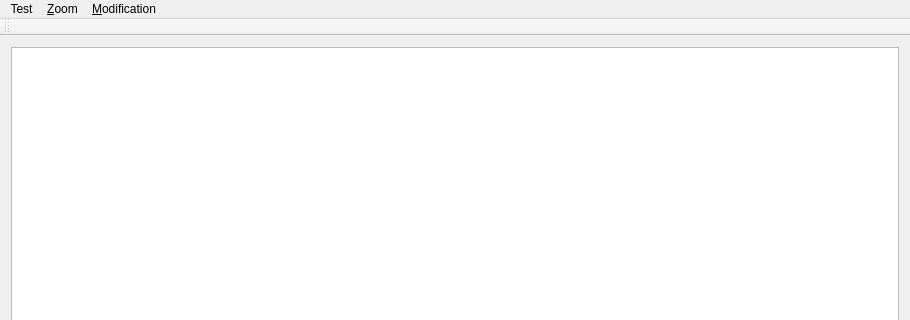
Old version of the form mainwindow.ui in the repository JuBan1/OpenTextEdit; both pictures show x 0 to 910 and y 0 to 320 of the 910 by 562 pixel window.
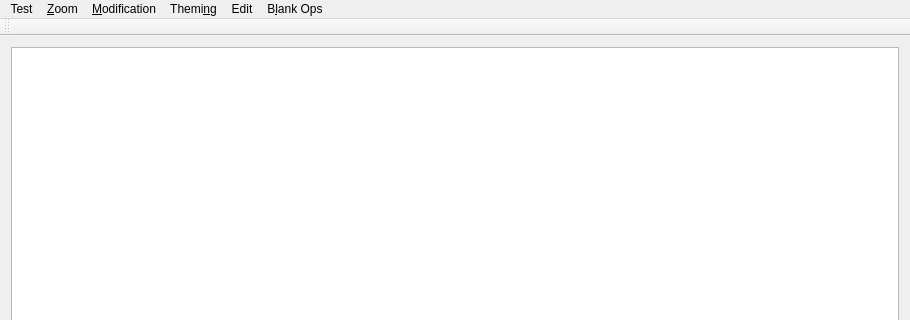
New version of the form. Custom widgets are drawn as their Qt base class.

Commit message: Added line/file operations.

```diff
--- a/mainwindow.ui
+++ b/mainwindow.ui
@@ -59,9 +59,36 @@
     </property>
     <addaction name="actionSet_Document_Unmodified"/>
    </widget>
+   <widget class="QMenu" name="menuTheming">
+    <property name="title">
+     <string>Themi&amp;ng</string>
+    </property>
+    <addaction name="actionSelect_Light_Theme"/>
+    <addaction name="actionSelect_Dark_Theme"/>
+    <addaction name="actionReload_Theme_Files"/>
+   </widget>
+   <widget class="QMenu" name="menuEdit">
+    <property name="title">
+     <string>Edit</string>
+    </property>
+    <addaction name="actionMove_Selection_Up"/>
+    <addaction name="actionMove_Selection_Down"/>
+    <addaction name="actionDelete_Selected_Blocks"/>
+    <addaction name="actionDuplicate_Selected_Blocks"/>
+   </widget>
+   <widget class="QMenu" name="menuLine_Operations">
+    <property name="title">
+     <string>B&amp;lank Ops</string>
+    </property>
+    <addaction name="actionLeading_WS_to_Tabs"/>
+    <addaction name="actionLeading_WS_to_Spaces"/>
+   </widget>
    <addaction name="menuVisual"/>
    <addaction name="menuZoom"/>
    <addaction name="menuModification"/>
+   <addaction name="menuTheming"/>
+   <addaction name="menuEdit"/>
+   <addaction name="menuLine_Operations"/>
   </widget>
   <widget class="QToolBar" name="mainToolBar">
    <attribute name="toolBarArea">
```
Left out of the diff: 51 changed lines with no effect on the pictures. The commit also changes 22 other files.
